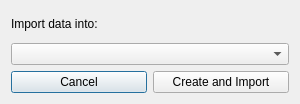
wiscsims/wiscsims_tool, file import_layer_option.ui: the form before one commit.
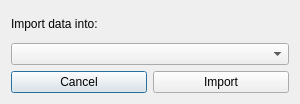
The form after the commit.

Commit message: fix(import-excel): date and time are imported as string

```diff
--- a/import_layer_option.ui
+++ b/import_layer_option.ui
@@ -52,7 +52,7 @@
    <item row="3" column="1">
     <widget class="QPushButton" name="Btn_Import_Layer_OK">
      <property name="text">
-      <string>Create and Import</string>
+      <string>Import</string>
      </property>
      <property name="default">
       <bool>false</bool>
```
The commit also changes 2 other files.
